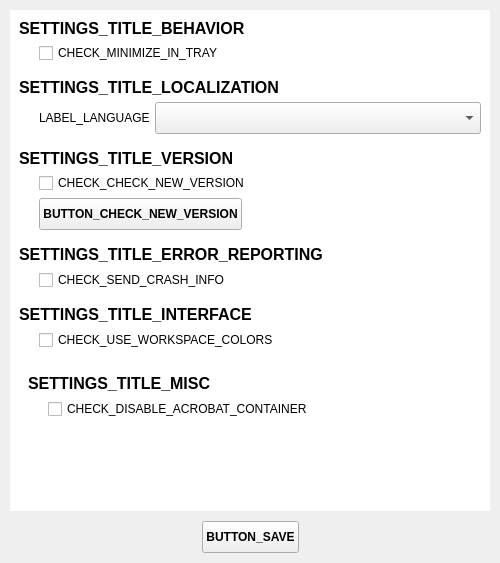
Before: the Qt Designer form parsec/core/gui/forms/settings_widget.ui in Scille/parsec-cloud, drawn with Qt 5.
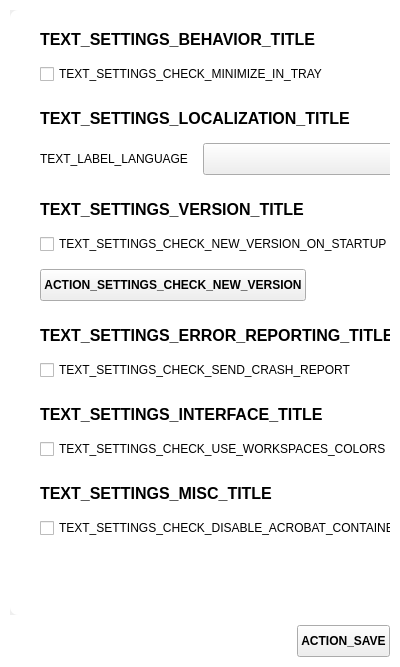
After: the same form once the commit is applied. Custom widgets are drawn as their Qt base class.

Commit message: Moved GUI to the new design: new style, new translations, new icons, fixed some functionalities

Diff of the .ui file:
```diff
--- a/parsec/core/gui/forms/settings_widget.ui
+++ b/parsec/core/gui/forms/settings_widget.ui
@@ -6,19 +6,31 @@
    <rect>
     <x>0</x>
     <y>0</y>
-    <width>500</width>
-    <height>563</height>
+    <width>400</width>
+    <height>667</height>
    </rect>
   </property>
   <property name="minimumSize">
    <size>
-    <width>500</width>
-    <height>400</height>
+    <width>400</width>
+    <height>300</height>
    </size>
   </property>
   <property name="windowTitle">
    <string>Form</string>
   </property>
+  <property name="styleSheet">
+   <string notr="true">#SettingsWidget
+{
+background-color: #FFFFFF;
+}
+
+#scrollAreaWidgetContents
+{
+background-color: rgb(255, 255, 255);
+border-radius: 8px;
+}</string>
+  </property>
   <layout class="QVBoxLayout" name="verticalLayout">
    <property name="spacing">
     <number>10</number>
@@ -57,25 +69,31 @@
        <rect>
         <x>0</x>
         <y>0</y>
-        <width>480</width>
-        <height>489</height>
+        <width>465</width>
+        <height>609</height>
        </rect>
       </property>
-      <property name="styleSheet">
-       <string notr="true">#scrollAreaWidgetContents
-{
-background-color: rgb(255, 255, 255);
-}</string>
-      </property>
       <layout class="QVBoxLayout" name="verticalLayout_2">
        <property name="spacing">
-        <number>15</number>
+        <number>25</number>
+       </property>
+       <property name="leftMargin">
+        <number>30</number>
+       </property>
+       <property name="topMargin">
+        <number>20</number>
+       </property>
+       <property name="rightMargin">
+        <number>30</number>
+       </property>
+       <property name="bottomMargin">
+        <number>20</number>
        </property>
        <item>
         <widget class="QWidget" name="widget_behavior" native="true">
          <layout class="QVBoxLayout" name="verticalLayout_9">
           <property name="spacing">
-           <number>5</number>
+           <number>15</number>
           </property>
           <property name="leftMargin">
            <number>0</number>
@@ -101,7 +119,7 @@
                </font>
               </property>
               <property name="text">
-               <string>SETTINGS_TITLE_BEHAVIOR</string>
+               <string>TEXT_SETTINGS_BEHAVIOR_TITLE</string>
               </property>
              </widget>
             </item>
@@ -110,12 +128,12 @@
           <item>
            <layout class="QVBoxLayout" name="verticalLayout_4">
             <property name="leftMargin">
-             <number>20</number>
+             <number>0</number>
             </property>
             <item>
              <widget class="QCheckBox" name="check_box_tray">
               <property name="text">
-               <string>CHECK_MINIMIZE_IN_TRAY</string>
+               <string>TEXT_SETTINGS_CHECK_MINIMIZE_IN_TRAY</string>
               </property>
              </widget>
             </item>
@@ -128,7 +146,7 @@
         <widget class="QWidget" name="widget_locale" native="true">
          <layout class="QVBoxLayout" name="verticalLayout_13">
           <property name="spacing">
-           <number>5</number>
+           <number>15</number>
           </property>
           <property name="leftMargin">
            <number>0</number>
@@ -154,7 +172,7 @@
                </font>
               </property>
               <property name="text">
-               <string>SETTINGS_TITLE_LOCALIZATION</string>
+               <string>TEXT_SETTINGS_LOCALIZATION_TITLE</string>
               </property>
              </widget>
             </item>
@@ -163,19 +181,19 @@
           <item>
            <layout class="QVBoxLayout" name="verticalLayout_11">
             <property name="leftMargin">
-             <number>20</number>
+             <number>0</number>
             </property>
             <item>
              <layout class="QHBoxLayout" name="horizontalLayout_9">
               <item>
                <widget class="QLabel" name="label_10">
                 <property name="text">
-                 <string>LABEL_LANGUAGE</string>
+                 <string>TEXT_LABEL_LANGUAGE</string>
                 </property>
                </widget>
               </item>
               <item>
-               <widget class="QComboBox" name="combo_languages">
+               <widget class="ComboBox" name="combo_languages">
                 <property name="sizePolicy">
                  <sizepolicy hsizetype="Expanding" vsizetype="Fixed">
                   <horstretch>0</horstretch>
@@ -201,7 +219,7 @@
         <widget class="QWidget" name="widget_version" native="true">
          <layout class="QVBoxLayout" name="verticalLayout_3">
           <property name="spacing">
-           <number>5</number>
+           <number>15</number>
           </property>
           <property name="leftMargin">
            <number>0</number>
@@ -227,7 +245,7 @@
                </font>
               </property>
               <property name="text">
-               <string>SETTINGS_TITLE_VERSION</string>
+               <string>TEXT_SETTINGS_VERSION_TITLE</string>
               </property>
              </widget>
             </item>
@@ -236,14 +254,14 @@
           <item>
            <layout class="QVBoxLayout" name="verticalLayout_5">
             <property name="leftMargin">
-             <number>20</number>
+             <number>0</number>
             </property>
             <item>
              <layout class="QHBoxLayout" name="horizontalLayout_2">
               <item>
                <widget class="QCheckBox" name="check_box_check_at_startup">
                 <property name="text">
-                 <string>CHECK_CHECK_NEW_VERSION</string>
+                 <string>TEXT_SETTINGS_CHECK_NEW_VERSION_ON_STARTUP</string>
                 </property>
                </widget>
               </item>
@@ -252,7 +270,7 @@
             <item>
              <layout class="QHBoxLayout" name="horizontalLayout_4">
               <item>
-               <widget class="ShadowedButton" name="button_check_version">
+               <widget class="QPushButton" name="button_check_version">
                 <property name="minimumSize">
                  <size>
                   <width>0</width>
@@ -265,11 +283,14 @@
                   <bold>true</bold>
                  </font>
                 </property>
+                <property name="cursor">
+                 <cursorShape>PointingHandCursor</cursorShape>
+                </property>
                 <property name="styleSheet">
                  <string notr="true"/>
                 </property>
                 <property name="text">
-                 <string>BUTTON_CHECK_NEW_VERSION</string>
+                 <string>ACTION_SETTINGS_CHECK_NEW_VERSION</string>
                 </property>
                </widget>
               </item>
@@ -296,6 +317,9 @@
        <item>
         <widget class="QWidget" name="widget_error_reporting" native="true">
          <layout class="QVBoxLayout" name="verticalLayout_6">
+          <property name="spacing">
+           <number>15</number>
+          </property>
           <property name="leftMargin">
            <number>0</number>
           </property>
@@ -320,7 +344,7 @@
                </font>
               </property>
               <property name="text">
-               <string>SETTINGS_TITLE_ERROR_REPORTING</string>
+               <string>TEXT_SETTINGS_ERROR_REPORTING_TITLE</string>
               </property>
              </widget>
             </item>
@@ -329,12 +353,12 @@
           <item>
            <layout class="QHBoxLayout" name="horizontalLayout_7">
             <property name="leftMargin">
-             <number>20</number>
+             <number>0</number>
             </property>
             <item>
              <widget class="QCheckBox" name="check_box_send_data">
               <property name="text">
-               <string>CHECK_SEND_CRASH_INFO</string>
+               <string>TEXT_SETTINGS_CHECK_SEND_CRASH_REPORT</string>
               </property>
              </widget>
             </item>
@@ -346,6 +370,9 @@
        <item>
         <widget class="QWidget" name="widget_interface" native="true">
          <layout class="QVBoxLayout" name="verticalLayout_7">
+          <property name="spacing">
+           <number>15</number>
+          </property>
           <property name="leftMargin">
            <number>0</number>
           </property>
@@ -370,7 +397,7 @@
                </font>
               </property>
               <property name="text">
-               <string>SETTINGS_TITLE_INTERFACE</string>
+               <string>TEXT_SETTINGS_INTERFACE_TITLE</string>
               </property>
              </widget>
             </item>
@@ -379,12 +406,12 @@
           <item>
            <layout class="QHBoxLayout" name="horizontalLayout_11">
             <property name="leftMargin">
-             <number>20</number>
+             <number>0</number>
             </property>
             <item>
              <widget class="QCheckBox" name="check_box_workspace_color">
               <property name="text">
-               <string>CHECK_USE_WORKSPACE_COLORS</string>
+               <string>TEXT_SETTINGS_CHECK_USE_WORKSPACES_COLORS</string>
               </property>
              </widget>
             </item>
@@ -396,6 +423,21 @@
        <item>
         <widget class="QWidget" name="widget_misc" native="true">
          <layout class="QVBoxLayout" name="verticalLayout_8">
+          <property name="spacing">
+           <number>15</number>
+          </property>
+          <property name="leftMargin">
+           <number>0</number>
+          </property>
+          <property name="topMargin">
+           <number>0</number>
+          </property>
+          <property name="rightMargin">
+           <number>0</number>
+          </property>
+          <property name="bottomMargin">
+           <number>0</number>
+          </property>
           <item>
            <layout class="QHBoxLayout" name="horizontalLayout_10">
             <item>
@@ -408,7 +450,7 @@
                </font>
               </property>
               <property name="text">
-               <string>SETTINGS_TITLE_MISC</string>
+               <string>TEXT_SETTINGS_MISC_TITLE</string>
               </property>
              </widget>
             </item>
@@ -417,12 +459,12 @@
           <item>
            <layout class="QHBoxLayout" name="horizontalLayout_12">
             <property name="leftMargin">
-             <number>20</number>
+             <number>0</number>
             </property>
             <item>
              <widget class="QCheckBox" name="check_acrobat_container">
               <property name="text">
-               <string>CHECK_DISABLE_ACROBAT_CONTAINER</string>
+               <string>TEXT_SETTINGS_CHECK_DISABLE_ACROBAT_CONTAINERS</string>
               </property>
              </widget>
             </item>
@@ -483,7 +525,7 @@
       </spacer>
      </item>
      <item>
-      <widget class="ShadowedButton" name="button_save">
+      <widget class="QPushButton" name="button_save">
        <property name="minimumSize">
         <size>
          <width>0</width>
@@ -502,6 +544,9 @@
          <bold>true</bold>
         </font>
        </property>
+       <property name="cursor">
+        <cursorShape>PointingHandCursor</cursorShape>
+       </property>
        <property name="layoutDirection">
         <enum>Qt::LeftToRight</enum>
        </property>
@@ -509,7 +554,7 @@
         <string notr="true"/>
        </property>
        <property name="text">
-        <string>BUTTON_SAVE</string>
+        <string>ACTION_SAVE</string>
        </property>
        <property name="iconSize">
         <size>
@@ -519,27 +564,14 @@
        </property>
       </widget>
      </item>
-     <item>
-      <spacer name="horizontalSpacer_3">
-       <property name="orientation">
-        <enum>Qt::Horizontal</enum>
-       </property>
-       <property name="sizeHint" stdset="0">
-        <size>
-         <width>40</width>
-         <height>20</height>
-        </size>
-       </property>
-      </spacer>
-     </item>
     </layout>
    </item>
   </layout>
  </widget>
  <customwidgets>
   <customwidget>
-   <class>ShadowedButton</class>
-   <extends>QPushButton</extends>
+   <class>ComboBox</class>
+   <extends>QComboBox</extends>
    <header>parsec.core.gui.custom_widgets</header>
   </customwidget>
  </customwidgets>
```
The commit also changes 1063 other files.
